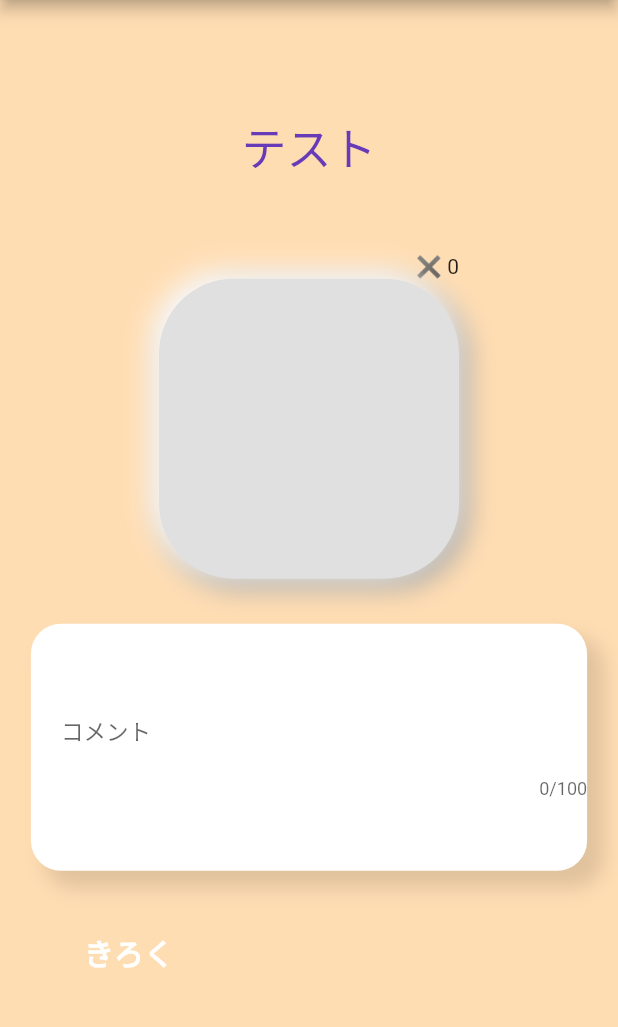
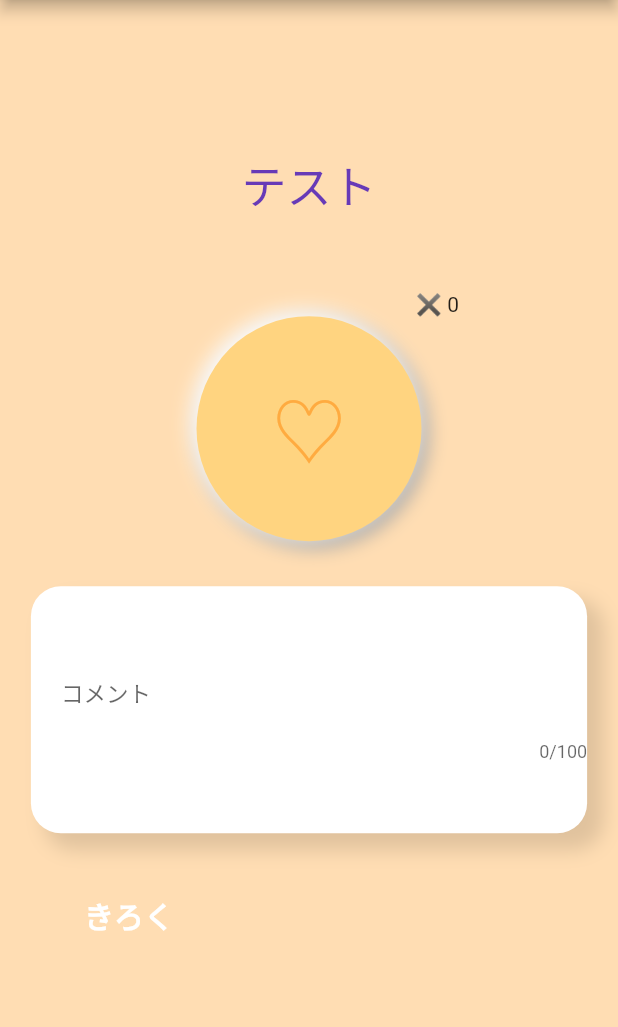
Before and after one commit to youten410/me-good, a Flutter app: the screen it shows after launch, on a phone screen of 412 x 824 dp, the part 146-1173 px from its top. Run offline on Flutter 3.47's test engine with Material 2 defaults, Android fonts, the phone set to English and light mode, and no system bars; our stand-ins replace cloud_firestore, firebase_core, go_router, table_calendar; missing offline and left inert: flat_3d_button, pushable_button; accounts and stored records are empty.

Commit message:
update : いいねボタンの動きを変更

```diff
--- a/lib/screens/good_screen.dart
+++ b/lib/screens/good_screen.dart
@@ -67,40 +67,74 @@ class _GoodScreenState extends State<GoodScreen> {
                   Text("✖️ $goodCount"),
                 ]),
               ),
+              // いいねボタン
               GestureDetector(
                 onTap: () {
                   setState(() {
                     _isElevated = !_isElevated;
+                    goodCount ++;
+                  });
+                  // 1秒後に元の状態に戻す
+                  Future.delayed(Duration(milliseconds: 500), () {
+                    setState(() {
+                      _isElevated = true;
+                    });
                   });
                 },
-          child: AnimatedContainer(
+                child: Stack(
+                  alignment: Alignment.center,
+                  children: [
+                    AnimatedContainer(
                       duration: const Duration(
                         milliseconds: 200,
                       ),
-            height: 200,
-            width: 200,
+                      height: 150,
+                      width: 150,
                       decoration: BoxDecoration(
-              color: Colors.grey[300],
-              borderRadius: BorderRadius.circular(50),
+                        color: HSLColor.fromAHSL(1.0, 40, 1.0, 0.75).toColor(), // 面の色
+                        borderRadius: BorderRadius.circular(100),
                         boxShadow: _isElevated
                             ? [
                                 const BoxShadow(
+                                  color: Colors.grey, //右下のシャドーの色
+                                  offset: Offset(3, 3),
+                                  blurRadius: 10,
+                                  spreadRadius: 1,
+                                ),
+                                const BoxShadow(
+                                  color: Colors.white, // 左上のシャドーの色
+                                  offset: Offset(-3, -3),
+                                  blurRadius: 10,
+                                  spreadRadius: 1,
+                                ),
+                              ]
+                            : [
+                                // フラットになりすぎないよう、小さなシャドウを残す
+                                const BoxShadow(
                                   color: Colors.grey,
-                        offset: Offset(4, 4),
-                        blurRadius: 15,
+                                  offset: Offset(1, 1),
+                                  blurRadius: 2,
                                   spreadRadius: 1,
                                 ),
                                 const BoxShadow(
                                   color: Colors.white,
-                        offset: Offset(-4, -4),
-                        blurRadius: 15,
+                                  offset: Offset(-1, -1),
+                                  blurRadius: 2,
                                   spreadRadius: 1,
                                 ),
-                    ]
-                  : null,
+                              ],
                       ),
                     ),
+                    const Text(
+                      '♡',
+                      style: TextStyle(
+                        fontSize: 50,
+                        color: Colors.orangeAccent
                         ),
+                    ),
+                  ],
+                ),
+              )
             ],
           ),
           SizedBox(
```
Lines whose indentation alone changed are shown as unchanged.
